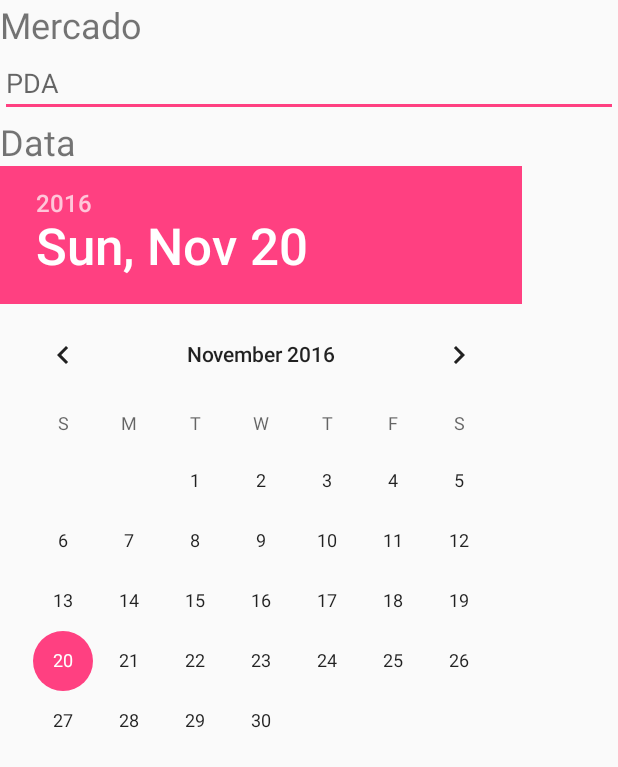
After one commit to lucasrrt/Lista-de-Compras, an Android app: the layout dialog_iniciar_compra.xml on its own in the app's theme, with its tools: preview values and no code run, on a phone screen of 412 x 824 dp. The commit adds this screen. Shown: the top 767 px of the screen. Run offline under Robolectric (Android 15) with nearby library versions, the phone set to English and light mode, and no system bars.

Commit message:
Menu - iniciar compra ok

```diff
--- a/AndroidApp/app/src/main/java/io/github/lucasrrt/listadecompra/LoginActivity.java
+++ b/AndroidApp/app/src/main/java/io/github/lucasrrt/listadecompra/LoginActivity.java
@@ -33,7 +33,7 @@ public class LoginActivity extends AppCompatActivity {
 				JSONArray array = new JSONArray(data);
 				intent = new Intent(this,MenuActivity.class);
 				String strName = array.getJSONObject(0).getString("id");
-				intent.putExtra("STRING_I_NEED", strName);
+				intent.putExtra("ID", strName);
                 startActivity(intent);
                 finish();
 			}catch(Exception e){ }
--- a/AndroidApp/app/src/main/res/layout/activity_login.xml
+++ b/AndroidApp/app/src/main/res/layout/activity_login.xml
@@ -27,7 +27,8 @@
         android:layout_marginTop="16dp"
         android:id="@+id/login"
         android:layout_below="@+id/textView3"
-        android:layout_alignParentStart="true" />
+        android:layout_alignParentStart="true"
+        android:text="a" />
 
     <TextView
         android:text="Senha"
@@ -57,6 +58,7 @@
         android:layout_marginTop="23dp"
         android:id="@+id/senha"
         android:layout_below="@+id/textView"
-        android:layout_alignParentStart="true" />
+        android:layout_alignParentStart="true"
+        android:text="a" />
 
 </RelativeLayout>
--- /dev/null
+++ b/AndroidApp/app/src/main/res/layout/dialog_iniciar_compra.xml
@@ -0,0 +1,38 @@
+<?xml version="1.0" encoding="utf-8"?>
+<ScrollView xmlns:android="http://schemas.android.com/apk/res/android"
+    android:layout_width="match_parent"
+    android:layout_height="match_parent"
+    android:fillViewport="true">
+
+    <LinearLayout xmlns:android="http://schemas.android.com/apk/res/android"
+        android:orientation="vertical" android:layout_width="match_parent"
+        android:layout_height="match_parent">
+
+        <TextView
+            android:text="Mercado"
+            android:layout_width="match_parent"
+            android:layout_height="wrap_content"
+            android:id="@+id/textView4"
+            android:textSize="24sp" />
+
+        <EditText
+            android:layout_width="match_parent"
+            android:layout_height="wrap_content"
+            android:inputType="textPersonName"
+            android:ems="10"
+            android:id="@+id/mercado"
+            android:hint="PDA" />
+
+        <TextView
+            android:text="Data"
+            android:layout_width="match_parent"
+            android:layout_height="wrap_content"
+            android:id="@+id/textView2"
+            android:textSize="24sp" />
+
+        <DatePicker
+            android:layout_width="match_parent"
+            android:layout_height="wrap_content"
+            android:id="@+id/datePicker" />
+    </LinearLayout>
+</ScrollView>
```
Also changed, not shown: AndroidApp/app/src/main/java/io/github/lucasrrt/listadecompra/CompraActivity.java (+5 -2 lines), AndroidApp/app/src/main/java/io/github/lucasrrt/listadecompra/MenuActivity.java (+59 -4 lines).
